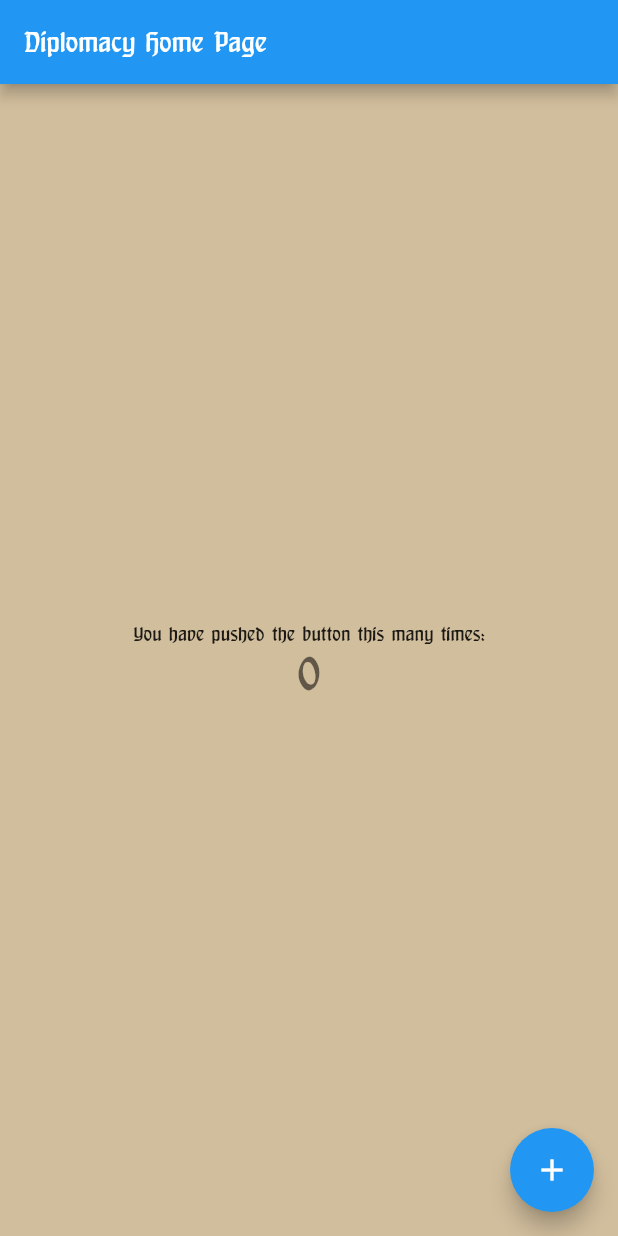
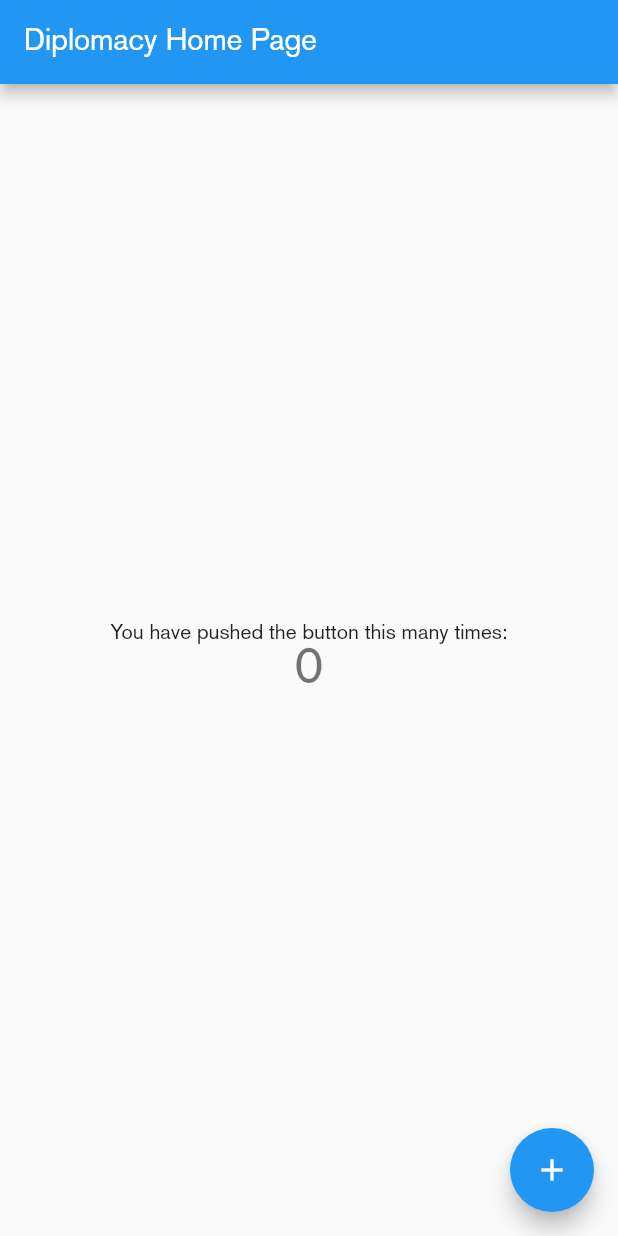
Before and after one commit to CPTR450-Diplomacy/frontend, a Flutter app: the screen it shows after launch, on a phone screen of 412 x 824 dp. Run offline on Flutter 3.47's test engine with Material 2 defaults, Android fonts, the phone set to English and light mode, and no system bars.

Commit message:
default theme

```diff
--- a/lib/theme.dart
+++ b/lib/theme.dart
@@ -3,16 +3,12 @@ import 'package:flutter/material.dart';
 class CustomTheme {
   static ThemeData get defaultTheme {
     return ThemeData(
+        brightness: Brightness.light,
         primaryColor: const Color(0xFFB9A37E),
-        scaffoldBackgroundColor: const Color(0xFFD1BE9D),
-        fontFamily: 'Behrensschrift',
-        buttonTheme: ButtonThemeData(
-          shape:
-              RoundedRectangleBorder(borderRadius: BorderRadius.circular(18.0)),
-          buttonColor: const Color(0xFF3B727C),
-        ),
-        bannerTheme: const MaterialBannerThemeData(
-          backgroundColor: Color(0xFF3B727C),
+        backgroundColor: const Color(0xFFFAFAFA),
+        fontFamily: 'Akzidenz-grotesk',
+        textTheme: const TextTheme(
+          headline1: TextStyle(fontSize: 60.0, fontFamily: 'Behrensschrift'),
         ));
   }
 }
```
Also changed, not shown: pubspec.yaml (+5 -5 lines), assets/fonts/Akzidenz-grotesk-black.ttf (renamed from assets/Akzidenz-grotesk-black.ttf), assets/fonts/Akzidenz-grotesk-bold.ttf (renamed from assets/Akzidenz-grotesk-bold.ttf), assets/fonts/Akzidenz-grotesk-light.ttf (renamed from assets/Akzidenz-grotesk-light.ttf), assets/fonts/Akzidenz-grotesk-roman.ttf (renamed from assets/Akzidenz-grotesk-roman.ttf), assets/fonts/Behrensschrift.ttf (renamed from assets/Behrensschrift.ttf).
